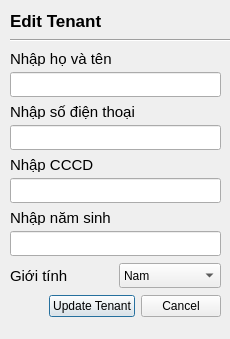
The window that Pbl2/Edittenant.ui (TrisMinh/PBL2) describes before a commit, drawn with Qt 5.
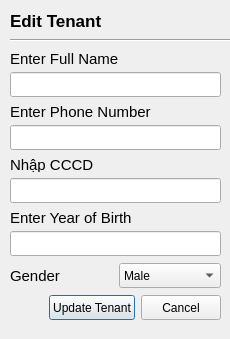
The same window after the commit.

Diff of the .ui file:
```diff
--- a/Pbl2/Edittenant.ui
+++ b/Pbl2/Edittenant.ui
@@ -45,7 +45,7 @@
     <string>Edit Tenant</string>
    </property>
   </widget>
-  <widget class="QWidget" name="">
+  <widget class="QWidget" name="layoutWidget">
    <property name="geometry">
     <rect>
      <x>10</x>
@@ -71,7 +71,7 @@
          </font>
         </property>
         <property name="text">
-         <string>Nhập họ và tên</string>
+         <string>Enter Full Name</string>
         </property>
        </widget>
       </item>
@@ -106,7 +106,7 @@
          </font>
         </property>
         <property name="text">
-         <string>Nhập số điện thoại</string>
+         <string>Enter Phone Number</string>
         </property>
        </widget>
       </item>
@@ -176,7 +176,7 @@
          </font>
         </property>
         <property name="text">
-         <string>Nhập năm sinh</string>
+         <string>Enter Year of Birth</string>
         </property>
        </widget>
       </item>
@@ -211,7 +211,7 @@
          </font>
         </property>
         <property name="text">
-         <string>Giới tính</string>
+         <string>Gender</string>
         </property>
        </widget>
       </item>
@@ -225,7 +225,7 @@
         </property>
         <item>
          <property name="text">
-          <string>Nam</string>
+          <string>Male</string>
          </property>
         </item>
         <item>
@@ -259,7 +259,7 @@
           <property name="minimumSize">
            <size>
             <width>55</width>
-            <height>18</height>
+            <height>25</height>
            </size>
           </property>
           <property name="styleSheet">
@@ -276,7 +276,7 @@
            <string>Update Tenant</string>
           </property>
           <property name="checkable">
-           <bool>true</bool>
+           <bool>false</bool>
           </property>
          </widget>
         </item>
@@ -285,7 +285,7 @@
           <property name="minimumSize">
            <size>
             <width>18</width>
-            <height>18</height>
+            <height>25</height>
            </size>
           </property>
           <property name="styleSheet">
```
Left out of the diff: 24 changed lines with no effect on the pictures.
